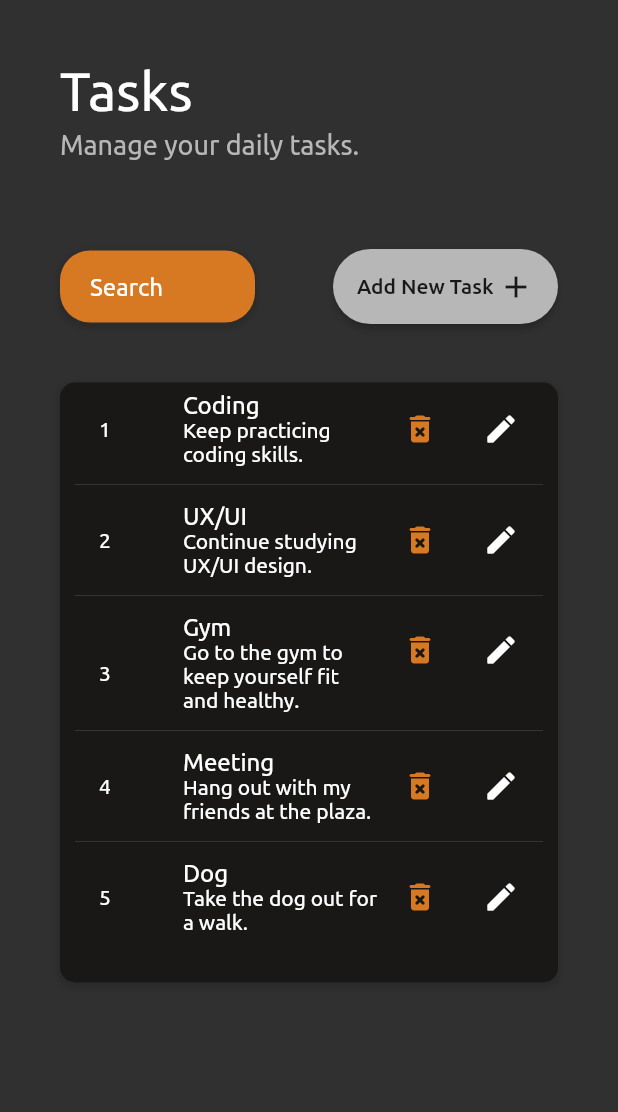
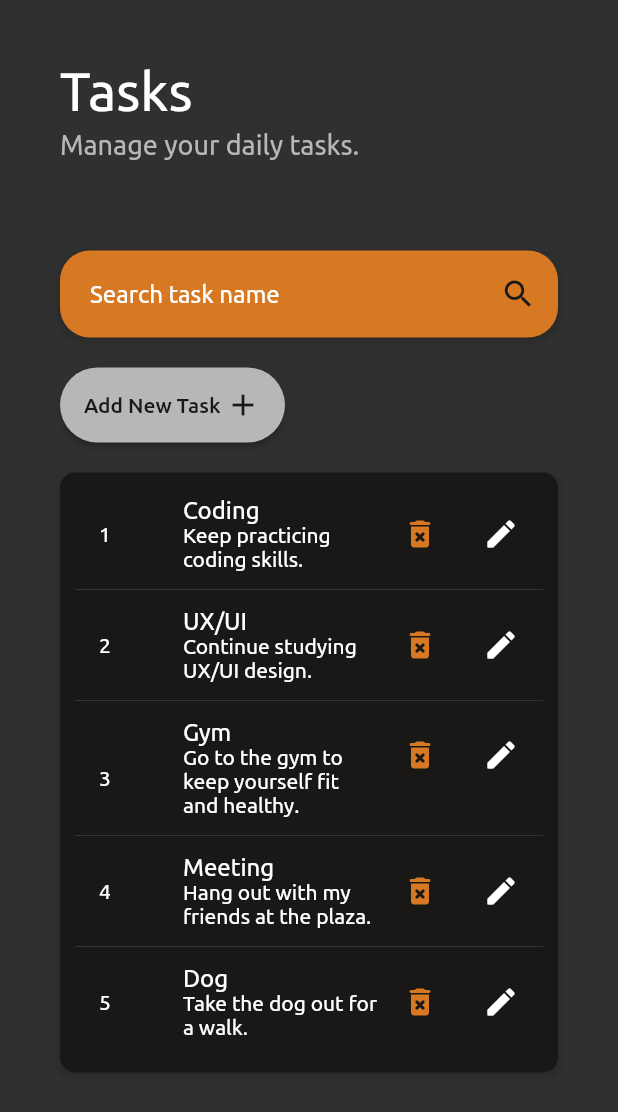
Before and after one commit to Luis-Manfredi/flutter-demo-app-web, a Flutter app: the Tasks widget shown alone on an empty page, opened directly, on a phone screen of 412 x 824 dp. Shown: the top 1112 px of the screen. Run offline on Flutter 3.47's test engine with Material 2 defaults, Android fonts, the light colour scheme and no system bars; our stand-ins replace fl_chart.

Commit message:
Layout changes & fixes

```diff
--- a/lib/screens/login.dart
+++ b/lib/screens/login.dart
@@ -25,7 +25,7 @@ class _LoginState extends State<Login> {
 
       body: Center(
         child: Container(
-          padding: const EdgeInsets.all(25),
+          padding: size.width < 450 ? const EdgeInsets.symmetric(horizontal: 10, vertical: 20) : const EdgeInsets.all(25),
           height: 450,
           width: size.width < 450 ? 300 : 400 ,
           decoration: BoxDecoration(
--- a/lib/screens/tasks.dart
+++ b/lib/screens/tasks.dart
@@ -143,16 +143,14 @@ class _TasksState extends State<Tasks> {
       )
     );
 
-
     Size size = MediaQuery.of(context).size;
 
-
     return Container(
-      padding: const EdgeInsets.symmetric(horizontal: 40, vertical: 40),
       alignment: Alignment.topLeft,
-
       child: SingleChildScrollView(
         // physics: const NeverScrollableScrollPhysics(),
+        child: Container(
+          padding: const EdgeInsets.symmetric(horizontal: 40, vertical: 40),
           child: Column(
             crossAxisAlignment: CrossAxisAlignment.start,
             children: [
@@ -162,12 +160,15 @@ class _TasksState extends State<Tasks> {
 
               const SizedBox(height: 40),
 
-            Row(
-              mainAxisAlignment: MainAxisAlignment.spaceBetween,
+              LayoutBuilder(
+                builder: (context, constraints) {
+                  if (size.width < 500) {
+                    return Column(
+                      crossAxisAlignment: CrossAxisAlignment.start,
                       children: [
                         // Buscador / filtro
                         Container(
-                  width: size.width < 500 ? 130 : 200,
+                          width: size.width,
                           margin: const EdgeInsets.symmetric(vertical: 20),
                           decoration: BoxDecoration(
                             color: ochre,
@@ -185,10 +186,13 @@ class _TasksState extends State<Tasks> {
                             cursorColor: black,
                             style: TextStyle(color: black),
                             decoration: InputDecoration(
-                      contentPadding: const EdgeInsets.symmetric(horizontal: 20),
-                      hintText: 'Search',
+                              contentPadding: const EdgeInsets.all(20),
+                              hintText: 'Search task name',
                               hintStyle: TextStyle(color: white),
-                      border: InputBorder.none
+                              border: InputBorder.none,
+                              suffixIcon: Container(
+                                margin: const EdgeInsets.only(right: 5),
+                                child: Icon(Icons.search, color: black))
                             ),
                             onChanged: searchTask,
                           ),
@@ -206,6 +210,60 @@ class _TasksState extends State<Tasks> {
                           icon: Icon(Icons.add, color: black),
                         )
                       ],
+                    );
+                  }
+                  else {
+                    return Row(
+                      mainAxisAlignment: MainAxisAlignment.spaceBetween,
+                      children: [
+                        // Buscador / filtro
+                        Container(
+                          width: 250,
+                          margin: const EdgeInsets.symmetric(vertical: 20),
+                          decoration: BoxDecoration(
+                            color: ochre,
+                            borderRadius: const BorderRadius.all(Radius.circular(20)),
+                            boxShadow: [
+                              BoxShadow(
+                                color: Colors.black.withOpacity(0.1),
+                                spreadRadius: 2,
+                                blurRadius: 2,
+                                offset: const Offset(0, 2)
+                              )
+                            ]
+                          ),
+                          child: TextField(
+                            cursorColor: black,
+                            style: TextStyle(color: black),
+                            decoration: InputDecoration(
+                              contentPadding: const EdgeInsets.all(20),
+                              hintText: 'Search task name',
+                              hintStyle: TextStyle(color: white),
+                              border: InputBorder.none,
+                              suffixIcon: Container(
+                                margin: const EdgeInsets.only(right: 10),
+                                child: Icon(Icons.search, color: black),
+                              )
+                            ),
+                            onChanged: searchTask,
+                          ),
+                        ),
+
+                        // Botón 'Agregar Tarea'
+                        CustomButton(
+                          function: () => addItemDialog(context),
+                          text: 'Add New Task',
+                          style: TextStyle(color: black),
+                          height: 50,
+                          width: 150,
+                          backgroundColor: grey,
+                          iconActive: true,
+                          icon: Icon(Icons.add, color: black),
+                        )
+                      ],
+                    );
+                  }
+                },
               ),
 
               // Tabla
@@ -233,6 +291,7 @@ class _TasksState extends State<Tasks> {
                 : listBuilder(),
               )
             ],
+          ),
         ),
       ),
     );
@@ -420,6 +479,7 @@ class _TasksState extends State<Tasks> {
     );
 
     return ListView.separated(
+      padding: const EdgeInsets.symmetric(vertical: 10),
       itemBuilder: (context, index) {
         var leadingNum = index + 1;
         var item = taskList[index];
@@ -438,13 +498,7 @@ class _TasksState extends State<Tasks> {
               MouseRegion(
                 cursor: SystemMouseCursors.click,
                 child: GestureDetector(
-                  onTap: (){
-                    // setState(() {
-                    //   taskList.remove(item);
-                    // });
-
-                    warningPrompt(context, item);
-                  },
+                  onTap: () => warningPrompt(context, item),
                   child: Icon(Icons.delete_forever_rounded, color: ochre)
                 ),
               ),
```
Also changed, not shown: lib/screens/dashboard.dart (+52 -7 lines). Lines whose indentation alone changed are shown as unchanged.
